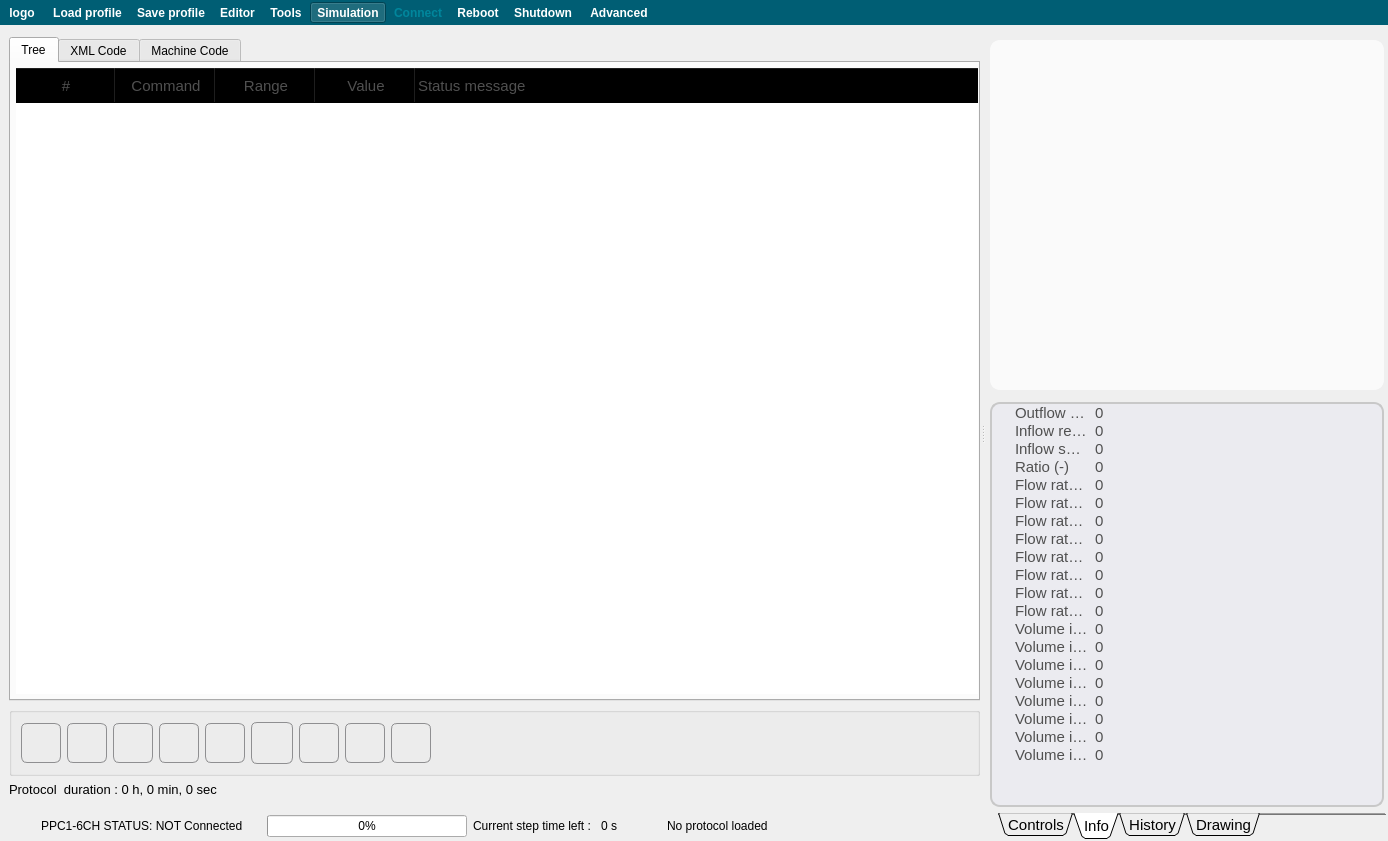
First picture: the form in apps/BioZone6/forms/BioZone6_GUI.ui, repository bellonemauro/BioZone6, before the edit.
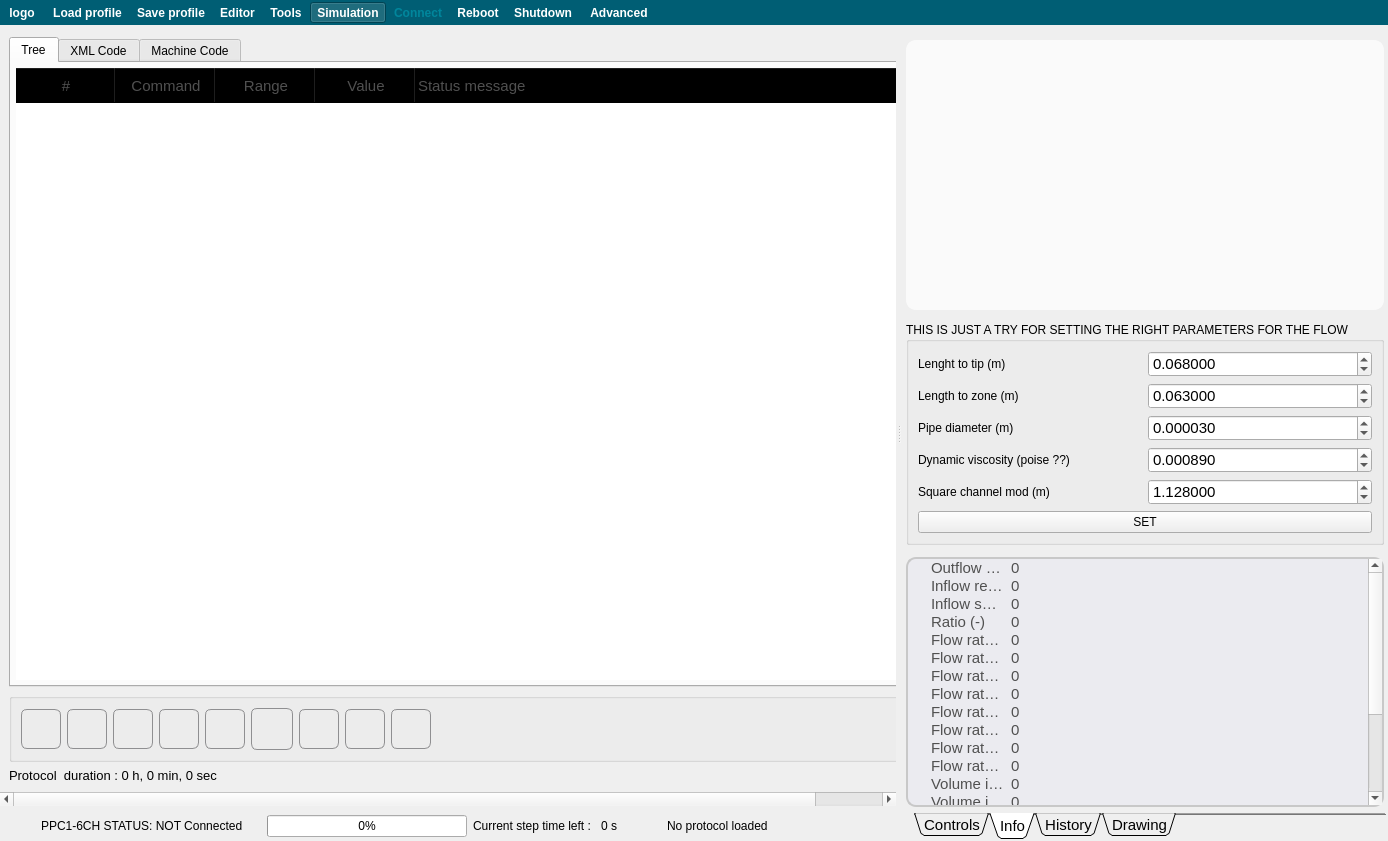
Second picture: the form after the edit. The open tabs and pages were chosen to show the change. Icons and pictures are not drawn.

Commit message: added regulation for flow calculation

```diff
--- a/apps/BioZone6/forms/BioZone6_GUI.ui
+++ b/apps/BioZone6/forms/BioZone6_GUI.ui
@@ -149,7 +149,7 @@
         <rect>
          <x>0</x>
          <y>0</y>
-         <width>985</width>
+         <width>984</width>
          <height>743</height>
         </rect>
        </property>
@@ -191,7 +191,7 @@
             <rect>
              <x>0</x>
              <y>0</y>
-             <width>985</width>
+             <width>984</width>
              <height>708</height>
             </rect>
            </property>
@@ -3702,8 +3702,8 @@
    </property>
    <property name="minimumSize">
     <size>
-     <width>402</width>
-     <height>609</height>
+     <width>403</width>
+     <height>718</height>
     </size>
    </property>
    <property name="maximumSize">
@@ -6129,6 +6129,162 @@
               </widget>
              </item>
              <item row="1" column="0">
+              <widget class="QGroupBox" name="groupBox_19">
+               <property name="title">
+                <string>THIS IS JUST A TRY FOR SETTING THE RIGHT PARAMETERS FOR THE FLOW </string>
+               </property>
+               <layout class="QGridLayout" name="gridLayout_37">
+                <item row="0" column="1">
+                 <widget class="QDoubleSpinBox" name="doubleSpinBox_lTp">
+                  <property name="font">
+                   <font>
+                    <pointsize>11</pointsize>
+                   </font>
+                  </property>
+                  <property name="decimals">
+                   <number>6</number>
+                  </property>
+                  <property name="maximum">
+                   <double>1.000000000000000</double>
+                  </property>
+                  <property name="singleStep">
+                   <double>0.000001000000000</double>
+                  </property>
+                  <property name="value">
+                   <double>0.068000000000000</double>
+                  </property>
+                 </widget>
+                </item>
+                <item row="4" column="1">
+                 <widget class="QDoubleSpinBox" name="doubleSpinBox_scm">
+                  <property name="font">
+                   <font>
+                    <pointsize>11</pointsize>
+                   </font>
+                  </property>
+                  <property name="decimals">
+                   <number>6</number>
+                  </property>
+                  <property name="maximum">
+                   <double>5.000000000000000</double>
+                  </property>
+                  <property name="singleStep">
+                   <double>0.000001000000000</double>
+                  </property>
+                  <property name="value">
+                   <double>1.128000000000000</double>
+                  </property>
+                 </widget>
+                </item>
+                <item row="1" column="1">
+                 <widget class="QDoubleSpinBox" name="doubleSpinBox_lTz">
+                  <property name="font">
+                   <font>
+                    <pointsize>11</pointsize>
+                   </font>
+                  </property>
+                  <property name="decimals">
+                   <number>6</number>
+                  </property>
+                  <property name="maximum">
+                   <double>1.000000000000000</double>
+                  </property>
+                  <property name="singleStep">
+                   <double>0.000001000000000</double>
+                  </property>
+                  <property name="value">
+                   <double>0.063000000000000</double>
+                  </property>
+                 </widget>
+                </item>
+                <item row="3" column="1">
+                 <widget class="QDoubleSpinBox" name="doubleSpinBox_dv">
+                  <property name="font">
+                   <font>
+                    <pointsize>11</pointsize>
+                   </font>
+                  </property>
+                  <property name="decimals">
+                   <number>6</number>
+                  </property>
+                  <property name="maximum">
+                   <double>1.000000000000000</double>
+                  </property>
+                  <property name="singleStep">
+                   <double>0.000001000000000</double>
+                  </property>
+                  <property name="value">
+                   <double>0.000890000000000</double>
+                  </property>
+                 </widget>
+                </item>
+                <item row="0" column="0">
+                 <widget class="QLabel" name="label_5">
+                  <property name="text">
+                   <string>Lenght to tip (m)</string>
+                  </property>
+                 </widget>
+                </item>
+                <item row="2" column="1">
+                 <widget class="QDoubleSpinBox" name="doubleSpinBox_pd">
+                  <property name="font">
+                   <font>
+                    <pointsize>11</pointsize>
+                   </font>
+                  </property>
+                  <property name="decimals">
+                   <number>6</number>
+                  </property>
+                  <property name="maximum">
+                   <double>1.000000000000000</double>
+                  </property>
+                  <property name="singleStep">
+                   <double>0.000001000000000</double>
+                  </property>
+                  <property name="value">
+                   <double>0.000030000000000</double>
+                  </property>
+                 </widget>
+                </item>
+                <item row="1" column="0">
+                 <widget class="QLabel" name="label_9">
+                  <property name="text">
+                   <string>Length to zone (m)</string>
+                  </property>
+                 </widget>
+                </item>
+                <item row="2" column="0">
+                 <widget class="QLabel" name="label_15">
+                  <property name="text">
+                   <string>Pipe diameter (m)</string>
+                  </property>
+                 </widget>
+                </item>
+                <item row="3" column="0">
+                 <widget class="QLabel" name="label_24">
+                  <property name="text">
+                   <string>Dynamic viscosity (poise ??)</string>
+                  </property>
+                 </widget>
+                </item>
+                <item row="4" column="0">
+                 <widget class="QLabel" name="label_30">
+                  <property name="text">
+                   <string>Square channel mod (m)</string>
+                  </property>
+                 </widget>
+                </item>
+                <item row="5" column="0" colspan="2">
+                 <widget class="QPushButton" name="pushButton_setFlowCalcParams">
+                  <property name="text">
+                   <string>SET</string>
+                  </property>
+                 </widget>
+                </item>
+               </layout>
+              </widget>
+             </item>
+             <item row="3" column="0">
               <widget class="QTreeWidget" name="treeWidget_flowInfo">
                <property name="enabled">
                 <bool>true</bool>
```
Left out of the diff: 4 changed lines with no effect on the pictures. The commit also changes 13 other files.
